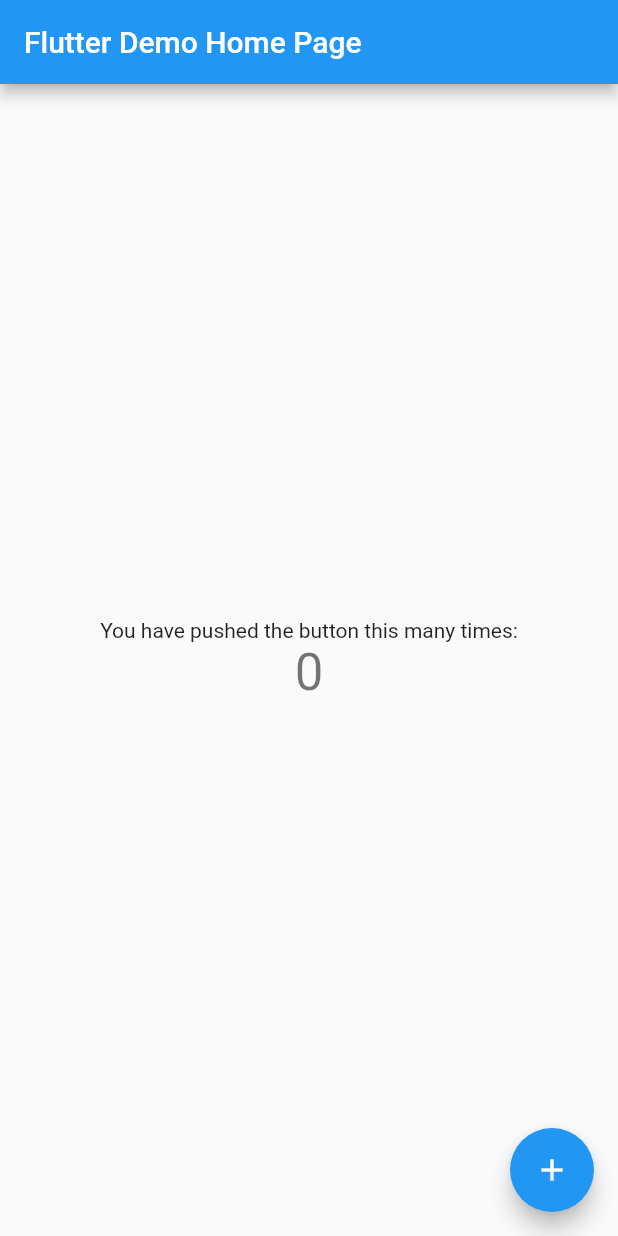
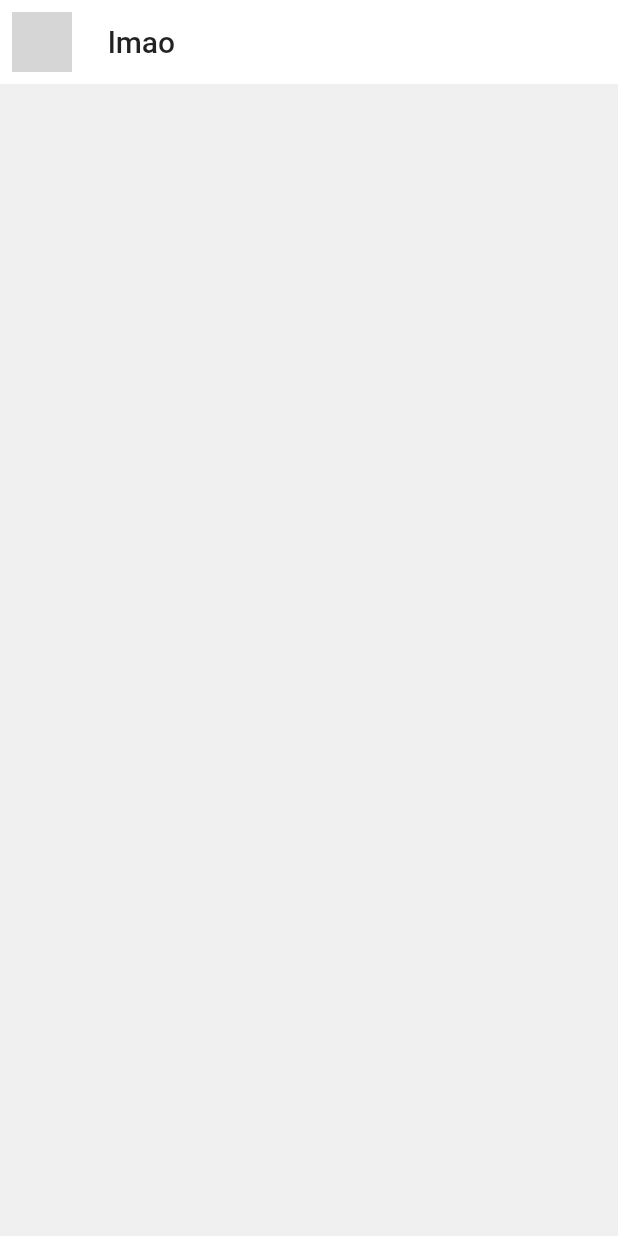
Before and after one commit to Tuchan/koperapp, a Flutter app: the screen it shows after launch, on a phone screen of 412 x 824 dp. Run offline on Flutter 3.47's test engine with Material 2 defaults, Android fonts, the light colour scheme and no system bars; our stand-ins replace flutter_svg; grey boxes are pictures that could not be loaded.

Commit message:
check pls
aaaa

```diff
--- /dev/null
+++ b/koperapp/lib/constants.dart
@@ -0,0 +1,7 @@
+import 'package:flutter/material.dart';
+
+const PrimaryColor = Color.fromRGBO(255, 255, 255, 1);
+const TextColor = Color.fromRGBO(0, 0, 0, 1);
+const BgColor = Color.fromRGBO(240, 240, 240, 1);
+
+const double DefaultPadding = 20.0;
--- a/koperapp/lib/main.dart
+++ b/koperapp/lib/main.dart
@@ -1,4 +1,6 @@
 import 'package:flutter/material.dart';
+import 'package:koperapp/constants.dart';
+import 'package:koperapp/screens/home/home_screen.dart';
 
 void main() {
   runApp(MyApp());
@@ -9,105 +11,14 @@
   @override
   Widget build(BuildContext context) {
     return MaterialApp(
-      title: 'Flutter Demo',
+      title: 'Koper App',
       theme: ThemeData(
-        // This is the theme of your application.
-        //
-        // Try running your application with "flutter run". You'll see the
-        // application has a blue toolbar. Then, without quitting the app, try
-        // changing the primarySwatch below to Colors.green and then invoke
-        // "hot reload" (press "r" in the console where you ran "flutter run",
-        // or simply save your changes to "hot reload" in a Flutter IDE).\
-        // Notice that the counter didn't reset back to zero; the application
-        // is not restarted.
-        primarySwatch: Colors.blue,
+        scaffoldBackgroundColor: BgColor,
+        primaryColor: PrimaryColor,
+        textTheme: Theme.of(context).textTheme.apply(bodyColor: TextColor),
+        visualDensity: VisualDensity.adaptivePlatformDensity,
       ),
-      home: MyHomePage(title: 'Flutter Demo Home Page'),
+      home: HomeScreen(),
     );
   }
 }
-
-class MyHomePage extends StatefulWidget {
-  MyHomePage({Key? key, required this.title}) : super(key: key);
-
-  // This widget is the home page of your application. It is stateful, meaning
-  // that it has a State object (defined below) that contains fields that affect
-  // how it looks.
-
-  // This class is the configuration for the state. It holds the values (in this
-  // case the title) provided by the parent (in this case the App widget) and
-  // used by the build method of the State. Fields in a Widget subclass are
-  // always marked "final".
-
-  final String title;
-
-  @override
-  _MyHomePageState createState() => _MyHomePageState();
-}
-
-class _MyHomePageState extends State<MyHomePage> {
-  int _counter = 0;
-
-  void _incrementCounter() {
-    setState(() {
-      // This call to setState tells the Flutter framework that something has
-      // changed in this State, which causes it to rerun the build method below
-      // so that the display can reflect the updated values. If we changed
-      // _counter without calling setState(), then the build method would not be
-      // called again, and so nothing would appear to happen.
-      _counter++;
-    });
-  }
-
-  @override
-  Widget build(BuildContext context) {
-    // This method is rerun every time setState is called, for instance as done
-    // by the _incrementCounter method above.
-    //
-    // The Flutter framework has been optimized to make rerunning build methods
-    // fast, so that you can just rebuild anything that needs updating rather
-    // than having to individually change instances of widgets.
-    return Scaffold(
-      appBar: AppBar(
-        // Here we take the value from the MyHomePage object that was created by
-        // the App.build method, and use it to set our appbar title.
-        title: Text(widget.title),
-      ),
-      body: Center(
-        // Center is a layout widget. It takes a single child and positions it
-        // in the middle of the parent.
-        child: Column(
-          // Column is also a layout widget. It takes a list of children and
-          // arranges them vertically. By default, it sizes itself to fit its
-          // children horizontally, and tries to be as tall as its parent.
-          //
-          // Invoke "debug painting" (press "p" in the console, choose the
-          // "Toggle Debug Paint" action from the Flutter Inspector in Android
-          // Studio, or the "Toggle Debug Paint" command in Visual Studio Code)
-          // to see the wireframe for each widget.
-          //
-          // Column has various properties to control how it sizes itself and
-          // how it positions its children. Here we use mainAxisAlignment to
-          // center the children vertically; the main axis here is the vertical
-          // axis because Columns are vertical (the cross axis would be
-          // horizontal).
-          mainAxisAlignment: MainAxisAlignment.center,
-          children: <Widget>[
-            Text(
-              'You have pushed the button this many times:',
-            ),
-            Text(
-              '$_counter',
-              style: Theme.of(context).textTheme.headline4,
-            ),
-          ],
-        ),
-      ),
-      floatingActionButton: FloatingActionButton(
-        onPressed: _incrementCounter,
-        tooltip: 'Increment',
-        child: Icon(Icons.add),
-      ), // This trailing comma makes auto-formatting nicer for build methods.
-    );
-  }
-}
--- /dev/null
+++ b/koperapp/lib/screens/home/home_screen.dart
@@ -0,0 +1,19 @@
+import 'package:flutter/material.dart';
+import 'package:flutter_svg/svg.dart';
+
+class HomeScreen extends StatelessWidget {
+  const HomeScreen({Key? key}) : super(key: key);
+
+  @override
+  Widget build(BuildContext context) {
+    return Scaffold(
+      appBar: AppBar(
+          title: Text('lmao'),
+          elevation: 0,
+          leading: IconButton(
+            icon: SvgPicture.asset("assets\icons\more_lines.svg"),
+            onPressed: null,
+          )),
+    );
+  }
+}
```
Also changed, not shown: koperapp/pubspec.yaml (+4 -3 lines), koperapp/assets/icons/more_lines.svg (added), koperapp/pubspec.lock.
